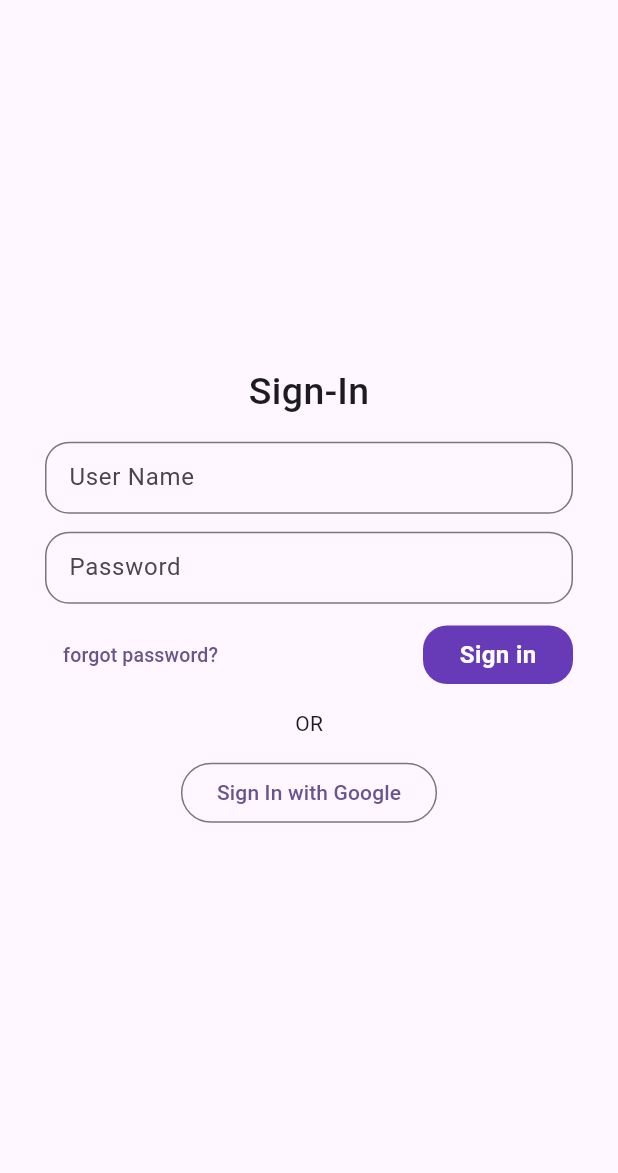
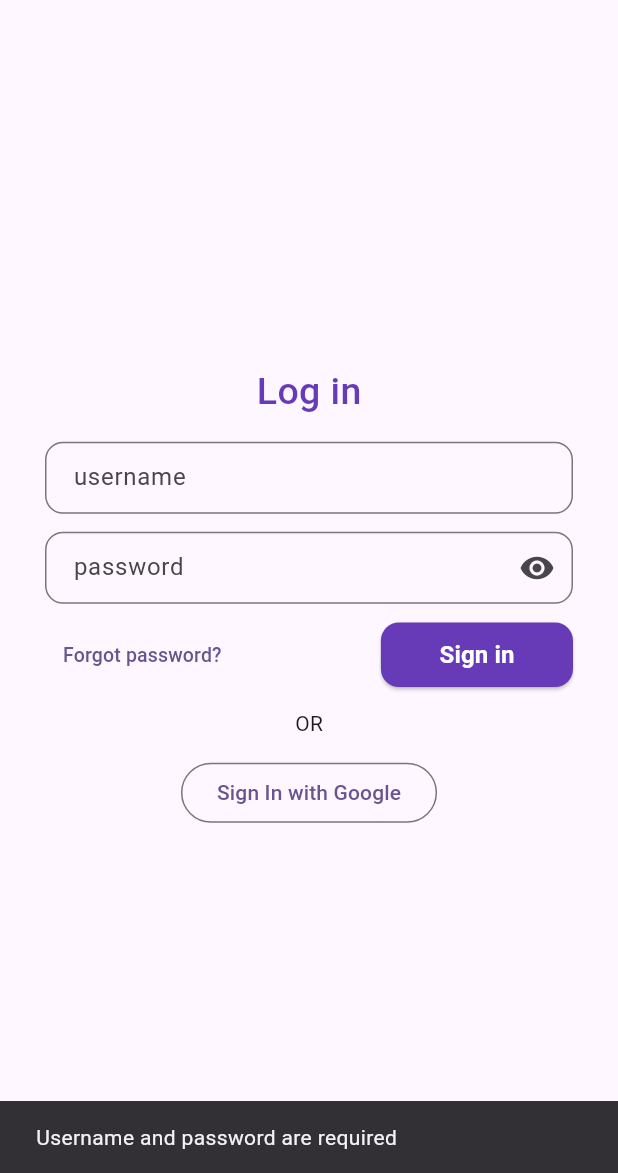
Before and after one commit to jasimrazi/VenueBookingApp, a Flutter app: the LoginPage screen opened directly, after a tap on "Sign in", on a phone screen of 412 x 824 dp, the part 63-1236 px from its top. Run offline on Flutter 3.47's test engine with Material 3 defaults, Android fonts, the phone set to English and light mode, and no system bars; our stand-ins replace cloud_firestore, firebase_auth, firebase_core, firebase_storage, google_sign_in, image_picker; missing offline and left inert: scroll_datetime_picker; accounts and stored records are empty.

Commit message:
Add login auth

```diff
--- a/lib/appbar.dart
+++ b/lib/appbar.dart
@@ -12,7 +12,7 @@ class MyAppBar extends StatelessWidget implements PreferredSizeWidget {
       actions: [
         IconButton(
             onPressed: () {
-              Navigator.push(
+              Navigator.pushReplacement(
                 context,
                 MaterialPageRoute(
                   builder: (context) => ProfilePage(),
--- a/lib/loginpage.dart
+++ b/lib/loginpage.dart
@@ -11,11 +11,13 @@ class LoginPage extends StatefulWidget {
 }
 
 class _LoginPageState extends State<LoginPage> {
-  final TextEditingController passwordcontroller = TextEditingController();
-  final TextEditingController usernamecontroller = TextEditingController();
-
+  final TextEditingController usernameController = TextEditingController();
+  final TextEditingController passwordController = TextEditingController();
   final FirebaseAuth _auth = FirebaseAuth.instance;
   final GoogleSignIn _googleSignIn = GoogleSignIn();
+  bool _obscurePassword = true;
+  bool _loading = false;
+  bool _isMounted = false;
 
   void _showSnackBar(String message) {
     ScaffoldMessenger.of(context).showSnackBar(
@@ -28,6 +30,14 @@ class _LoginPageState extends State<LoginPage> {
 
   Future<void> _handleSignIn() async {
     try {
+      if (!mounted) {
+        return; // Check if the widget is still mounted
+      }
+
+      setState(() {
+        _loading = true;
+      });
+
       final GoogleSignInAccount? googleSignInAccount =
           await _googleSignIn.signIn();
       if (googleSignInAccount == null) {
@@ -47,7 +57,7 @@ class _LoginPageState extends State<LoginPage> {
           await _auth.signInWithCredential(credential);
       final User? user = authResult.user;
 
-      if (user != null) {
+      if (user != null && mounted) {
         // User signed in successfully
         _showSnackBar('Signed in as ${user.displayName}');
 
@@ -64,7 +74,81 @@ class _LoginPageState extends State<LoginPage> {
     } catch (error) {
       print('Google Sign-In Error: $error');
       _showSnackBar('Error during sign-in');
+    } finally {
+      if (mounted) {
+        setState(() {
+          _loading = false;
+        });
       }
+    }
+  }
+
+  Future<void> _signInWithEmailAndPassword() async {
+    try {
+      if (!mounted) {
+        return; // Check if the widget is still mounted
+      }
+
+      setState(() {
+        _loading = true;
+      });
+
+      if (usernameController.text.isEmpty || passwordController.text.isEmpty) {
+        // Check if username or password is empty
+        _showSnackBar('Username and password are required');
+        return;
+      }
+
+      UserCredential userCredential = await _auth.signInWithEmailAndPassword(
+        email: usernameController.text,
+        password: passwordController.text,
+      );
+
+      User? user = userCredential.user;
+      if (user != null && mounted) {
+        // User signed in successfully
+        _showSnackBar('Signed in as ${user.email}');
+
+        // Navigate to BookingPage
+        Navigator.push(
+          context,
+          MaterialPageRoute(
+            builder: (context) => BookingPage(),
+          ),
+        );
+      } else {
+        _showSnackBar('Sign-in failed');
+      }
+    } on FirebaseAuthException catch (e) {
+      if (e.code == 'user-not-found') {
+        _showSnackBar('No user found for that email.');
+      } else if (e.code == 'wrong-password') {
+        _showSnackBar('Wrong password provided for that user.');
+      } else {
+        _showSnackBar('Error during sign-in: ${e.message}');
+      }
+    } catch (error) {
+      print('Email/Password Sign-In Error: $error');
+      _showSnackBar('Error during sign-in');
+    } finally {
+      if (mounted) {
+        setState(() {
+          _loading = false;
+        });
+      }
+    }
+  }
+
+  @override
+  void initState() {
+    super.initState();
+    _isMounted = true;
+  }
+
+  @override
+  void dispose() {
+    _isMounted = false;
+    super.dispose();
   }
 
   @override
@@ -78,37 +162,49 @@ class _LoginPageState extends State<LoginPage> {
             mainAxisAlignment: MainAxisAlignment.center,
             children: [
               Text(
-                "Sign-In",
+                "Log in",
                 style: TextStyle(
                     fontWeight: FontWeight.w500,
                     fontSize: 25,
-                ),
+                    color: Colors.deepPurple),
               ),
               SizedBox(
                 height: 15,
               ),
               TextField(
-                controller: usernamecontroller,
+                controller: usernameController,
                 decoration: InputDecoration(
                     border: OutlineInputBorder(
-                        borderRadius: BorderRadius.all(Radius.circular(16))),
-                    label: Text("User Name"),
+                        borderRadius: BorderRadius.all(Radius.circular(12))),
+                    hintText: 'username',
                     contentPadding:
-                        EdgeInsets.symmetric(horizontal: 12, vertical: 5)),
+                        EdgeInsets.symmetric(horizontal: 15, vertical: 10)),
               ),
               SizedBox(
                 height: 12,
               ),
-              TextField(
-                controller: passwordcontroller,
+              TextFormField(
+                controller: passwordController,
                 decoration: InputDecoration(
                   border: OutlineInputBorder(
-                      borderRadius: BorderRadius.all(Radius.circular(16))),
-                  label: Text("Password"),
+                      borderRadius: BorderRadius.all(Radius.circular(12))),
+                  hintText: 'password',
                   contentPadding:
-                      EdgeInsets.symmetric(horizontal: 12, vertical: 5),
+                      EdgeInsets.symmetric(horizontal: 15, vertical: 10),
+                  suffixIcon: GestureDetector(
+                    onTap: () {
+                      setState(() {
+                        _obscurePassword = !_obscurePassword;
+                      });
+                    },
+                    child: Icon(
+                      _obscurePassword
+                          ? Icons.visibility
+                          : Icons.visibility_off,
                     ),
-                obscureText: true,
+                  ),
+                ),
+                obscureText: _obscurePassword,
               ),
               SizedBox(
                 height: 10,
@@ -123,31 +219,45 @@ class _LoginPageState extends State<LoginPage> {
                           builder: (context) => ForgotPassword(),
                         )),
                     child: Text(
-                      "forgot password?",
+                      "Forgot password?",
                       style: TextStyle(fontSize: 13),
                     ),
                   ),
-                  GestureDetector(
-                    onTap: () {},
-                    child: Container(
-                      width: 100,
-                      decoration: BoxDecoration(
-                        color: Colors.deepPurple,
-                        borderRadius: BorderRadius.circular(16),
+                  ElevatedButton(
+                    onPressed: _signInWithEmailAndPassword,
+                    style: ButtonStyle(
+                      shape: MaterialStateProperty.all<RoundedRectangleBorder>(
+                        RoundedRectangleBorder(
+                          borderRadius: BorderRadius.circular(12.0),
                         ),
-                      child: Center(
+                      ),
+                      backgroundColor:
+                          MaterialStateProperty.all<Color>(Colors.deepPurple),
+                    ),
                     child: Padding(
-                        padding: const EdgeInsets.all(8.0),
-                        child: Text(
+                      padding:
+                          EdgeInsets.symmetric(horizontal: 15, vertical: 10),
+                      child: _loading
+                          ? SizedBox(
+                              width: 20,
+                              height: 20,
+                              child: CircularProgressIndicator(
+                                strokeWidth: 2,
+                                valueColor: AlwaysStoppedAnimation<Color>(
+                                  Colors.white,
+                                ),
+                              ),
+                            )
+                          : Text(
                               "Sign in",
                               style: TextStyle(
                                 color: Colors.white,
                                 fontWeight: FontWeight.w600,
-                              fontSize: 16),
-                        ),
-                      )),
+                                fontSize: 16,
                               ),
                             ),
+                    ),
+                  )
                 ],
               ),
               SizedBox(
@@ -158,9 +268,7 @@ class _LoginPageState extends State<LoginPage> {
                 height: 12,
               ),
               OutlinedButton(
-                onPressed: () {
-                  _handleSignIn();
-                },
+                onPressed: _handleSignIn,
                 child: Text('Sign In with Google'),
               ),
             ],
```
Also changed, not shown: lib/homepage.dart (+24 -9 lines), lib/profile.dart (+9 -2 lines). Lines whose indentation alone changed are shown as unchanged.
